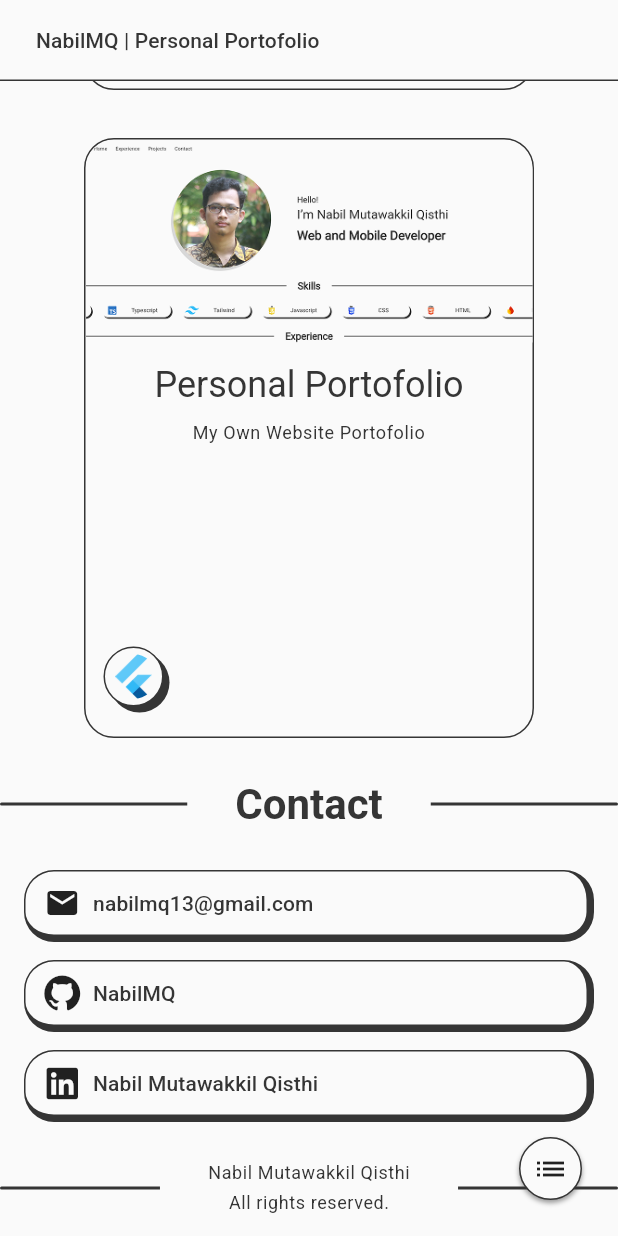
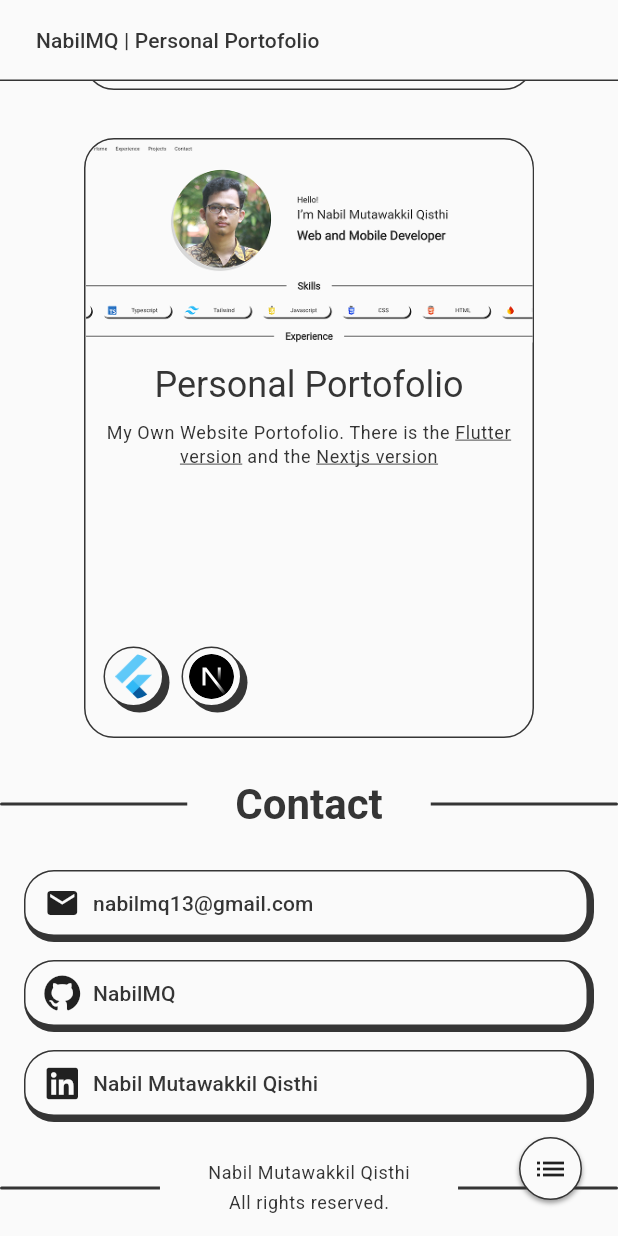
Before and after one commit to NabilMQ/personal-portofolio, a Flutter app: the screen it shows after launch, scrolled down 2298 dp, on a phone screen of 412 x 824 dp. Run offline on Flutter 3.47's test engine with Material 3 defaults, Android fonts, the phone set to English and light mode, and no system bars; drawn by our look-alikes of toastification; our stand-ins replace font_awesome_flutter, go_router.

Commit message:
feat: link flutter version and nextjs version

```diff
--- a/lib/components/body/components/body_contact.dart
+++ b/lib/components/body/components/body_contact.dart
@@ -50,7 +50,7 @@ class _BodyContactState extends State<BodyContact> {
                 ),
                 child: SizedBox(
                   child: Wrap(
-                    alignment: WrapAlignment.start,
+                    alignment: WrapAlignment.center,
                     runAlignment: WrapAlignment.center,
                     crossAxisAlignment: WrapCrossAlignment.center,
                     spacing: 12,
--- a/lib/components/body/components/body_projects.dart
+++ b/lib/components/body/components/body_projects.dart
@@ -51,10 +51,11 @@ class _BodyProjectsState extends State<BodyProjects> {
                     Project(
                       projectImagePath: ImagesString.personalPortofolio,
                       projectName: "Personal Portofolio",
-                      projectDescription: "My Own Website Portofolio",
+                      projectDescription: "My Own Website Portofolio. There is the Flutter version and the Nextjs Version",
                       projectTechStackLoopDuration: Duration(seconds: 5),
                       projectTechStackImages: [
                         ImagesString.flutter,
+                        ImagesString.nextjs,
                       ],
                     ),
                   ],
--- a/lib/widgets/specific_components/project.dart
+++ b/lib/widgets/specific_components/project.dart
@@ -1,6 +1,9 @@
+import 'package:flutter/gestures.dart';
 import 'package:flutter/material.dart';
 import 'package:personal_portofolio/constants/global.dart';
 import 'package:personal_portofolio/widgets/base_components/custom_loop_scroll.dart';
+import 'package:toastification/toastification.dart';
+import 'package:url_launcher/url_launcher.dart';
 
 class Project extends StatefulWidget {
   const Project({
@@ -78,10 +81,85 @@ class _ProjectState extends State<Project> {
 
                         Expanded(
                           child: SingleChildScrollView(
-                            child: Text(
-                              widget.projectDescription,
-                              style: Theme.of(context).textTheme.bodySmall,
-                              textAlign: TextAlign.center,
+                            child: Builder(
+                              builder: (context) {
+                                if (widget.projectName == "Personal Portofolio") {
+                                  return RichText(
+                                    text: TextSpan(
+                                      children: [
+                                        TextSpan(
+                                          text: "My Own Website Portofolio. There is the ",
+                                          style: Theme.of(context).textTheme.bodySmall,
+                                        ),
+                                        TextSpan(
+                                          text: "Flutter version",
+                                          style: Theme.of(context).textTheme.bodySmall!.apply(
+                                            decoration: TextDecoration.underline,
+                                          ),
+                                          recognizer: TapGestureRecognizer()..onTap = () async {
+                                            if (!await launchUrl(Uri.parse("https://nabilmq-personal-portofolio.vercel.app/"))) {
+                                              if (context.mounted) {
+                                                toastification.dismissAll();
+                                                toastification.show(
+                                                  dismissDirection: DismissDirection.startToEnd,
+                                                  style: ToastificationStyle.fillColored,
+                                                  type: ToastificationType.error,
+                                                  icon: Icon(
+                                                    Icons.error_outline_rounded
+                                                  ),
+                                                  autoCloseDuration: Duration(seconds: 3),
+                                                  dragToClose: true,
+                                                  description: Text(
+                                                    "Could not go to the new page\nPlease try again later",
+                                                  ),
+                                                );
+                                              }
+                                            }
+                                          },
+                                          mouseCursor: SystemMouseCursors.click,
+                                        ),
+                                        TextSpan(
+                                          text: " and the ",
+                                          style: Theme.of(context).textTheme.bodySmall,
+                                        ),
+                                        TextSpan(
+                                          text: "Nextjs version",
+                                          style: Theme.of(context).textTheme.bodySmall!.apply(
+                                            decoration: TextDecoration.underline,
+                                          ),
+                                          recognizer: TapGestureRecognizer()..onTap = () async {
+                                            if (!await launchUrl(Uri.parse("https://nabilmq.vercel.app/"))) {
+                                              if (context.mounted) {
+                                                toastification.dismissAll();
+                                                toastification.show(
+                                                  dismissDirection: DismissDirection.startToEnd,
+                                                  style: ToastificationStyle.fillColored,
+                                                  type: ToastificationType.error,
+                                                  icon: Icon(
+                                                    Icons.error_outline_rounded
+                                                  ),
+                                                  autoCloseDuration: Duration(seconds: 3),
+                                                  dragToClose: true,
+                                                  description: Text(
+                                                    "Could not go to the new page\nPlease try again later",
+                                                  ),
+                                                );
+                                              }
+                                            }
+                                          },
+                                          mouseCursor: SystemMouseCursors.click,
+                                        ),
+                                      ],
+                                    ),
+                                    textAlign: TextAlign.center,
+                                  );
+                                }
+                                return Text(
+                                  widget.projectDescription,
+                                  style: Theme.of(context).textTheme.bodySmall,
+                                  textAlign: TextAlign.center,
+                                );
+                              }
                             ),
                           ),
                         ),
```
